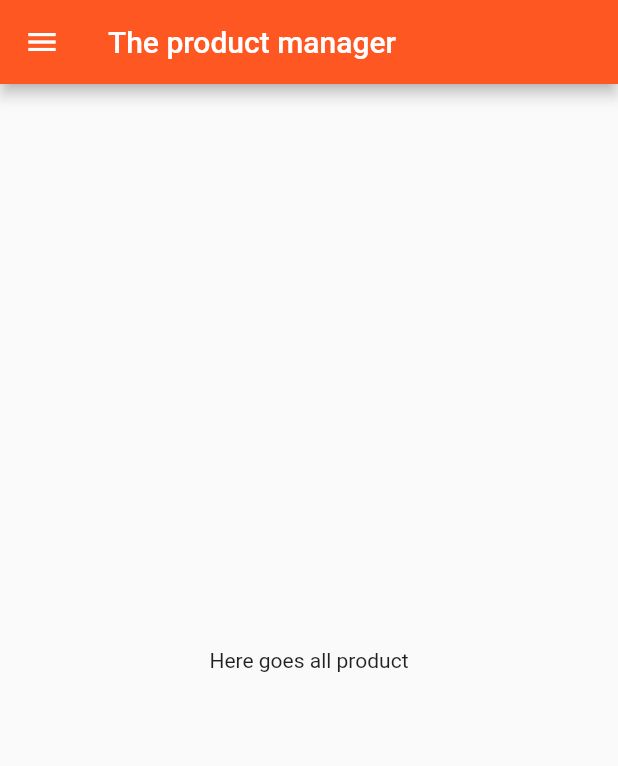
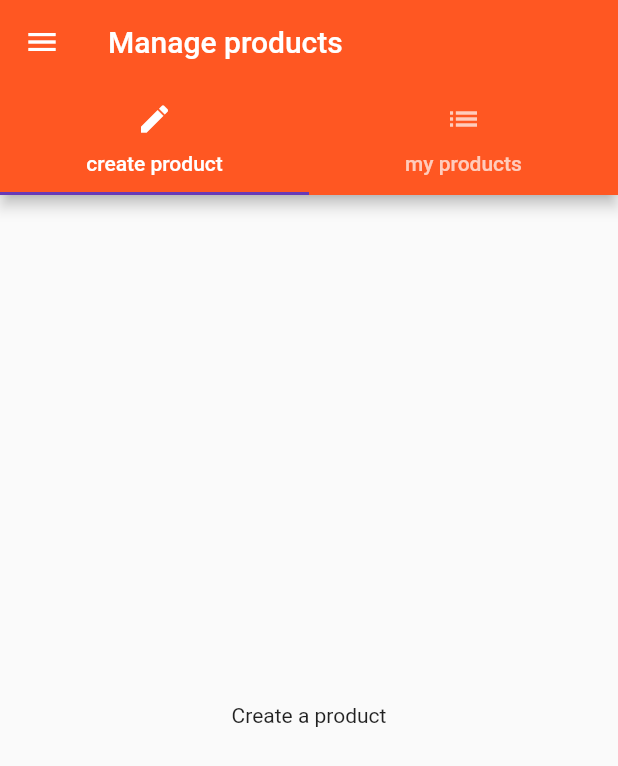
Before and after one commit to ofu997/flutter1, a Flutter app: the ProductManagerPage screen opened directly, on a phone screen of 412 x 824 dp. Shown: the top 766 px of the screen. Run offline on Flutter 3.47's test engine with Material 2 defaults, Android fonts, the phone set to English and light mode, and no system bars.

```diff
--- /dev/null
+++ b/lib/pages/product_create.dart
@@ -0,0 +1,9 @@
+import 'package:flutter/material.dart';
+
+class ProductCreatePage extends StatelessWidget{
+  @override
+    Widget build(BuildContext context) {
+      // TODO: implement build
+      return Center(child: Text('Create a product'),);
+    }
+}
--- /dev/null
+++ b/lib/pages/product_list.dart
@@ -0,0 +1,9 @@
+import 'package:flutter/material.dart';
+
+class ProductListPage extends StatelessWidget{
+  @override
+    Widget build(BuildContext context) {
+      // TODO: implement build
+      return Center(child: Text('All products'),);;
+    }
+}
--- a/lib/pages/product_manager_page.dart
+++ b/lib/pages/product_manager_page.dart
@@ -1,6 +1,7 @@
 import 'package:flutter/material.dart';
 import './products.dart';
-
+import './product_create.dart';
+import './product_list.dart';
 class ProductManagerPage extends StatefulWidget {
   ProductManagerPage();
 
@@ -15,7 +16,7 @@ class _ProductManagerPageState extends State<ProductManagerPage> {
   @override
   Widget build(BuildContext context) {
     // TODO: implement build
-    return Scaffold(
+    return DefaultTabController(length: 2, child: Scaffold(
       drawer: Drawer(
         child: Column(
           children: <Widget>[
@@ -36,11 +37,18 @@ class _ProductManagerPageState extends State<ProductManagerPage> {
         ),
       ),
       appBar: AppBar(
-        title: Text('The product manager'),
+        title: Text('Manage products'),
+        bottom: TabBar(tabs: <Widget>[
+          Tab(icon: Icon(Icons.create),text: 'create product',),
+          Tab(icon: Icon(Icons.list), text: 'my products',),
+        ],),
       ),
-      body: Center(
-        child: Text('Here goes all product'),
+      body: TabBarView(// reads TabBar events and displays content
+        children: <Widget>[
+          ProductCreatePage(),
+          ProductListPage()
+        ],
       ),
-    );
+    ));
   }
 }
```
